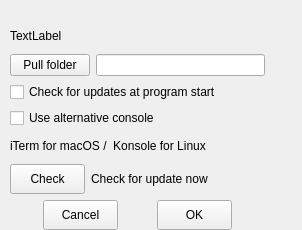
Old version of the form adbprefdialog.ui in the repository GostLy/adbLink.
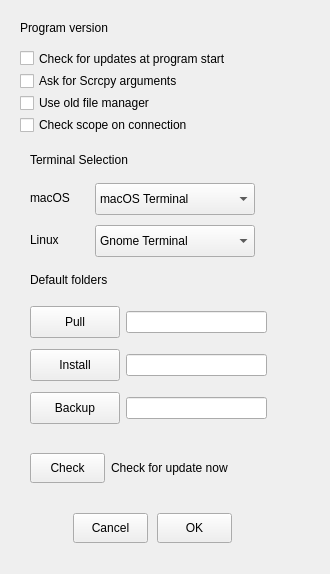
New version of the form.

```diff
--- a/adbprefdialog.ui
+++ b/adbprefdialog.ui
@@ -6,8 +6,8 @@
    <rect>
     <x>0</x>
     <y>0</y>
-    <width>302</width>
-    <height>230</height>
+    <width>330</width>
+    <height>574</height>
    </rect>
   </property>
   <property name="windowTitle">
@@ -16,44 +16,460 @@
   <widget class="QWidget" name="layoutWidget">
    <property name="geometry">
     <rect>
-     <x>10</x>
-     <y>23</y>
-     <width>255</width>
-     <height>207</height>
+     <x>30</x>
+     <y>452</y>
+     <width>229</width>
+     <height>32</height>
+    </rect>
+   </property>
+   <layout class="QHBoxLayout" name="horizontalLayout_3">
+    <item>
+     <widget class="QPushButton" name="checkButton">
+      <property name="minimumSize">
+       <size>
+        <width>75</width>
+        <height>30</height>
+       </size>
+      </property>
+      <property name="maximumSize">
+       <size>
+        <width>75</width>
+        <height>30</height>
+       </size>
+      </property>
+      <property name="text">
+       <string>Check</string>
+      </property>
+      <property name="autoDefault">
+       <bool>false</bool>
+      </property>
+     </widget>
+    </item>
+    <item>
+     <widget class="QLabel" name="label">
+      <property name="text">
+       <string>Check for update now</string>
+      </property>
+     </widget>
+    </item>
+   </layout>
+  </widget>
+  <widget class="QWidget" name="layoutWidget">
+   <property name="geometry">
+    <rect>
+     <x>70</x>
+     <y>512</y>
+     <width>166</width>
+     <height>32</height>
+    </rect>
+   </property>
+   <layout class="QHBoxLayout" name="horizontalLayout_4">
+    <item>
+     <widget class="QPushButton" name="cancelButton">
+      <property name="minimumSize">
+       <size>
+        <width>75</width>
+        <height>30</height>
+       </size>
+      </property>
+      <property name="maximumSize">
+       <size>
+        <width>75</width>
+        <height>30</height>
+       </size>
+      </property>
+      <property name="text">
+       <string>Cancel</string>
+      </property>
+      <property name="autoDefault">
+       <bool>false</bool>
+      </property>
+     </widget>
+    </item>
+    <item>
+     <widget class="QPushButton" name="okButton">
+      <property name="minimumSize">
+       <size>
+        <width>75</width>
+        <height>30</height>
+       </size>
+      </property>
+      <property name="maximumSize">
+       <size>
+        <width>75</width>
+        <height>30</height>
+       </size>
+      </property>
+      <property name="text">
+       <string>OK</string>
+      </property>
+      <property name="autoDefault">
+       <bool>false</bool>
+      </property>
+     </widget>
+    </item>
+   </layout>
+  </widget>
+  <widget class="QLabel" name="label_2">
+   <property name="geometry">
+    <rect>
+     <x>30</x>
+     <y>150</y>
+     <width>122</width>
+     <height>20</height>
+    </rect>
+   </property>
+   <property name="text">
+    <string>Terminal Selection</string>
+   </property>
+  </widget>
+  <widget class="QLabel" name="directoriesLabel">
+   <property name="geometry">
+    <rect>
+     <x>30</x>
+     <y>272</y>
+     <width>201</width>
+     <height>16</height>
+    </rect>
+   </property>
+   <property name="text">
+    <string>Default folders</string>
+   </property>
+  </widget>
+  <widget class="QLabel" name="versionLabel">
+   <property name="geometry">
+    <rect>
+     <x>20</x>
+     <y>20</y>
+     <width>201</width>
+     <height>16</height>
+    </rect>
+   </property>
+   <property name="text">
+    <string>Program version</string>
+   </property>
+  </widget>
+  <widget class="QLabel" name="versionLabel_2">
+   <property name="geometry">
+    <rect>
+     <x>30</x>
+     <y>190</y>
+     <width>60</width>
+     <height>16</height>
+    </rect>
+   </property>
+   <property name="minimumSize">
+    <size>
+     <width>60</width>
+     <height>16</height>
+    </size>
+   </property>
+   <property name="maximumSize">
+    <size>
+     <width>60</width>
+     <height>16</height>
+    </size>
+   </property>
+   <property name="text">
+    <string>macOS</string>
+   </property>
+  </widget>
+  <widget class="QComboBox" name="macTerm">
+   <property name="geometry">
+    <rect>
+     <x>95</x>
+     <y>183</y>
+     <width>160</width>
+     <height>32</height>
+    </rect>
+   </property>
+   <property name="minimumSize">
+    <size>
+     <width>160</width>
+     <height>32</height>
+    </size>
+   </property>
+   <property name="maximumSize">
+    <size>
+     <width>160</width>
+     <height>32</height>
+    </size>
+   </property>
+   <item>
+    <property name="text">
+     <string>macOS Terminal</string>
+    </property>
+   </item>
+   <item>
+    <property name="text">
+     <string>iTerm2 Terminal</string>
+    </property>
+   </item>
+  </widget>
+  <widget class="QLabel" name="versionLabel_4">
+   <property name="geometry">
+    <rect>
+     <x>55</x>
+     <y>747</y>
+     <width>60</width>
+     <height>16</height>
+    </rect>
+   </property>
+   <property name="minimumSize">
+    <size>
+     <width>60</width>
+     <height>16</height>
+    </size>
+   </property>
+   <property name="maximumSize">
+    <size>
+     <width>60</width>
+     <height>16</height>
+    </size>
+   </property>
+   <property name="text">
+    <string>Windows</string>
+   </property>
+  </widget>
+  <widget class="QComboBox" name="winTerm">
+   <property name="enabled">
+    <bool>true</bool>
+   </property>
+   <property name="geometry">
+    <rect>
+     <x>120</x>
+     <y>740</y>
+     <width>160</width>
+     <height>32</height>
+    </rect>
+   </property>
+   <property name="minimumSize">
+    <size>
+     <width>160</width>
+     <height>32</height>
+    </size>
+   </property>
+   <property name="maximumSize">
+    <size>
+     <width>160</width>
+     <height>32</height>
+    </size>
+   </property>
+   <item>
+    <property name="text">
+     <string>CMD Prompt</string>
+    </property>
+   </item>
+   <item>
+    <property name="text">
+     <string>Windows Terminal</string>
+    </property>
+   </item>
+  </widget>
+  <widget class="QComboBox" name="linTerm">
+   <property name="geometry">
+    <rect>
+     <x>95</x>
+     <y>225</y>
+     <width>160</width>
+     <height>32</height>
+    </rect>
+   </property>
+   <property name="minimumSize">
+    <size>
+     <width>160</width>
+     <height>32</height>
+    </size>
+   </property>
+   <property name="maximumSize">
+    <size>
+     <width>160</width>
+     <height>32</height>
+    </size>
+   </property>
+   <item>
+    <property name="text">
+     <string>Gnome Terminal</string>
+    </property>
+   </item>
+   <item>
+    <property name="text">
+     <string>XFCE4 Terminal</string>
+    </property>
+   </item>
+   <item>
+    <property name="text">
+     <string>KDE Konsole</string>
+    </property>
+   </item>
+  </widget>
+  <widget class="QLabel" name="versionLabel_3">
+   <property name="geometry">
+    <rect>
+     <x>30</x>
+     <y>232</y>
+     <width>60</width>
+     <height>16</height>
+    </rect>
+   </property>
+   <property name="minimumSize">
+    <size>
+     <width>60</width>
+     <height>16</height>
+    </size>
+   </property>
+   <property name="maximumSize">
+    <size>
+     <width>60</width>
+     <height>16</height>
+    </size>
+   </property>
+   <property name="text">
+    <string>Linux</string>
+   </property>
+  </widget>
+  <widget class="QWidget" name="layoutWidget">
+   <property name="geometry">
+    <rect>
+     <x>30</x>
+     <y>392</y>
+     <width>237</width>
+     <height>33</height>
+    </rect>
+   </property>
+   <layout class="QHBoxLayout" name="horizontalLayout">
+    <item>
+     <widget class="QPushButton" name="backupButton">
+      <property name="minimumSize">
+       <size>
+        <width>90</width>
+        <height>32</height>
+       </size>
+      </property>
+      <property name="maximumSize">
+       <size>
+        <width>90</width>
+        <height>32</height>
+       </size>
+      </property>
+      <property name="toolTip">
+       <string>&lt;html&gt;&lt;head/&gt;&lt;body&gt;&lt;p&gt;Default folder for backup sets&lt;/p&gt;&lt;/body&gt;&lt;/html&gt;</string>
+      </property>
+      <property name="text">
+       <string>Backup</string>
+      </property>
+      <property name="autoDefault">
+       <bool>false</bool>
+      </property>
+     </widget>
+    </item>
+    <item>
+     <widget class="QLineEdit" name="bfilepath">
+      <property name="toolTip">
+       <string>Pulled files are put in this folder</string>
+      </property>
+     </widget>
+    </item>
+   </layout>
+  </widget>
+  <widget class="QWidget" name="layoutWidget">
+   <property name="geometry">
+    <rect>
+     <x>30</x>
+     <y>349</y>
+     <width>237</width>
+     <height>33</height>
+    </rect>
+   </property>
+   <layout class="QHBoxLayout" name="horizontalLayout_2">
+    <item>
+     <widget class="QPushButton" name="installButton">
+      <property name="minimumSize">
+       <size>
+        <width>90</width>
+        <height>32</height>
+       </size>
+      </property>
+      <property name="maximumSize">
+       <size>
+        <width>90</width>
+        <height>32</height>
+       </size>
+      </property>
+      <property name="toolTip">
+       <string>&lt;html&gt;&lt;head/&gt;&lt;body&gt;&lt;p&gt;Default folder for APK files&lt;/p&gt;&lt;/body&gt;&lt;/html&gt;</string>
+      </property>
+      <property name="text">
+       <string>Install</string>
+      </property>
+      <property name="autoDefault">
+       <bool>false</bool>
+      </property>
+     </widget>
+    </item>
+    <item>
+     <widget class="QLineEdit" name="ifilepath">
+      <property name="toolTip">
+       <string>Pulled files are put in this folder</string>
+      </property>
+     </widget>
+    </item>
+   </layout>
+  </widget>
+  <widget class="QWidget" name="layoutWidget">
+   <property name="geometry">
+    <rect>
+     <x>30</x>
+     <y>306</y>
+     <width>237</width>
+     <height>33</height>
+    </rect>
+   </property>
+   <layout class="QHBoxLayout" name="horizontalLayout_5">
+    <item>
+     <widget class="QPushButton" name="downloadButton">
+      <property name="minimumSize">
+       <size>
+        <width>90</width>
+        <height>32</height>
+       </size>
+      </property>
+      <property name="maximumSize">
+       <size>
+        <width>90</width>
+        <height>32</height>
+       </size>
+      </property>
+      <property name="toolTip">
+       <string>&lt;html&gt;&lt;head/&gt;&lt;body&gt;&lt;p&gt;Default folder for pulled files&lt;/p&gt;&lt;/body&gt;&lt;/html&gt;</string>
+      </property>
+      <property name="text">
+       <string>Pull</string>
+      </property>
+      <property name="autoDefault">
+       <bool>false</bool>
+      </property>
+     </widget>
+    </item>
+    <item>
+     <widget class="QLineEdit" name="dfilepath">
+      <property name="toolTip">
+       <string>Pulled files are put in this folder</string>
+      </property>
+     </widget>
+    </item>
+   </layout>
+  </widget>
+  <widget class="QWidget" name="">
+   <property name="geometry">
+    <rect>
+     <x>20</x>
+     <y>50</y>
+     <width>235</width>
+     <height>83</height>
     </rect>
    </property>
    <layout class="QVBoxLayout" name="verticalLayout">
-    <item>
-     <widget class="QLabel" name="versionLabel">
-      <property name="text">
-       <string>TextLabel</string>
-      </property>
-     </widget>
-    </item>
-    <item>
-     <layout class="QHBoxLayout" name="horizontalLayout_3">
-      <item>
-       <widget class="QPushButton" name="downloadButton">
-        <property name="toolTip">
-         <string>Choose folder for pulled files</string>
-        </property>
-        <property name="text">
-         <string>Pull folder</string>
-        </property>
-        <property name="autoDefault">
-         <bool>false</bool>
-        </property>
-       </widget>
-      </item>
-      <item>
-       <widget class="QLineEdit" name="dfilepath">
-        <property name="toolTip">
-         <string>Pulled files are put in this folder</string>
-        </property>
-       </widget>
-      </item>
-     </layout>
-    </item>
     <item>
      <widget class="QCheckBox" name="versioncheck">
       <property name="text">
@@ -62,102 +478,25 @@
      </widget>
     </item>
     <item>
-     <widget class="QCheckBox" name="msgboxtype">
-      <property name="enabled">
-       <bool>true</bool>
-      </property>
+     <widget class="QCheckBox" name="scrcpyargs">
       <property name="text">
-       <string>Use alternative console</string>
+       <string>Ask for Scrcpy arguments</string>
       </property>
      </widget>
     </item>
     <item>
-     <widget class="QLabel" name="label_2">
+     <widget class="QCheckBox" name="oldfm">
       <property name="text">
-       <string>iTerm for macOS /  Konsole for Linux</string>
+       <string>Use old file manager</string>
       </property>
      </widget>
     </item>
     <item>
-     <layout class="QHBoxLayout" name="horizontalLayout_2">
-      <item>
-       <widget class="QPushButton" name="checkButton">
-        <property name="minimumSize">
-         <size>
-          <width>75</width>
-          <height>30</height>
-         </size>
-        </property>
-        <property name="maximumSize">
-         <size>
-          <width>75</width>
-          <height>30</height>
-         </size>
-        </property>
-        <property name="text">
-         <string>Check</string>
-        </property>
-        <property name="autoDefault">
-         <bool>false</bool>
-        </property>
-       </widget>
-      </item>
-      <item>
-       <widget class="QLabel" name="label">
-        <property name="text">
-         <string>Check for update now</string>
-        </property>
-       </widget>
-      </item>
-     </layout>
-    </item>
-    <item>
-     <layout class="QHBoxLayout" name="horizontalLayout">
-      <item>
-       <widget class="QPushButton" name="cancelButton">
-        <property name="minimumSize">
-         <size>
-          <width>75</width>
-          <height>30</height>
-         </size>
-        </property>
-        <property name="maximumSize">
-         <size>
-          <width>75</width>
-          <height>30</height>
-         </size>
-        </property>
-        <property name="text">
-         <string>Cancel</string>
-        </property>
-        <property name="autoDefault">
-         <bool>false</bool>
-        </property>
-       </widget>
-      </item>
-      <item>
-       <widget class="QPushButton" name="okButton">
-        <property name="minimumSize">
-         <size>
-          <width>75</width>
-          <height>30</height>
-         </size>
-        </property>
-        <property name="maximumSize">
-         <size>
-          <width>75</width>
-          <height>30</height>
-         </size>
-        </property>
-        <property name="text">
-         <string>OK</string>
-        </property>
-        <property name="autoDefault">
-         <bool>false</bool>
-        </property>
-       </widget>
-      </item>
-     </layout>
+     <widget class="QCheckBox" name="scopecheck">
+      <property name="text">
+       <string>Check scope on connection</string>
+      </property>
+     </widget>
     </item>
    </layout>
   </widget>
```
